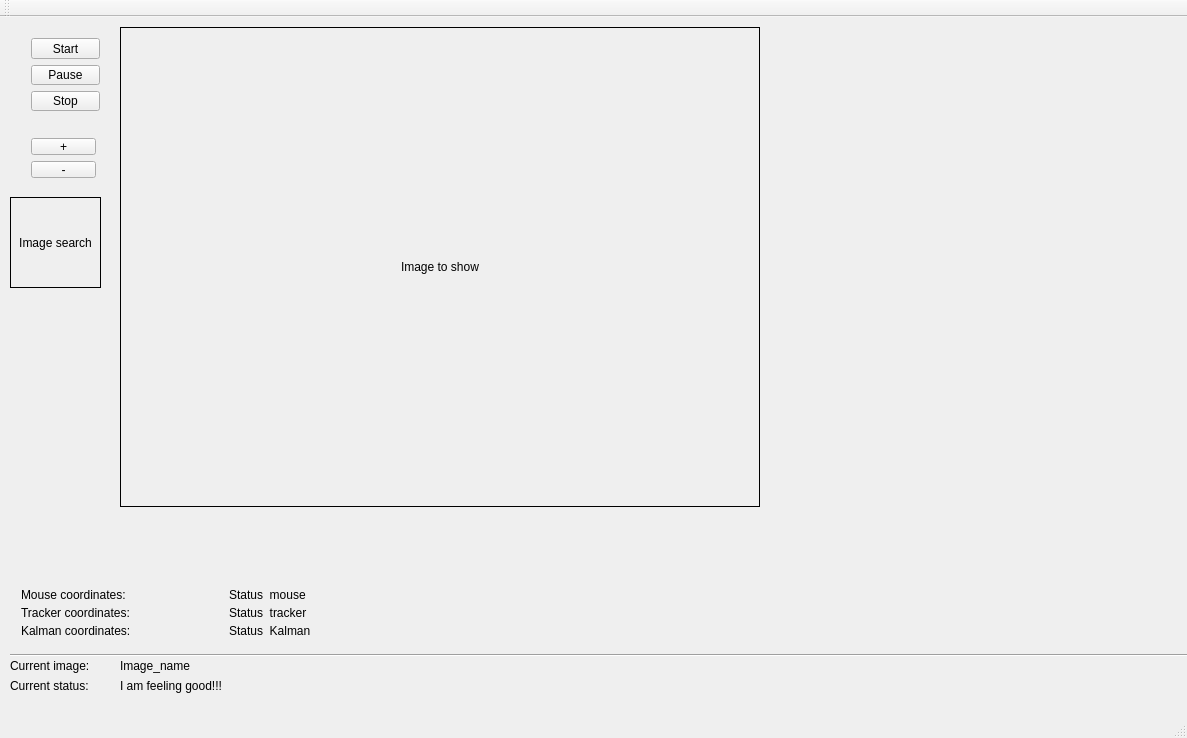
Old version of the form demos/tracker_and_kalman/qt/mainwindow.ui in the repository tachidok/CVFramework.
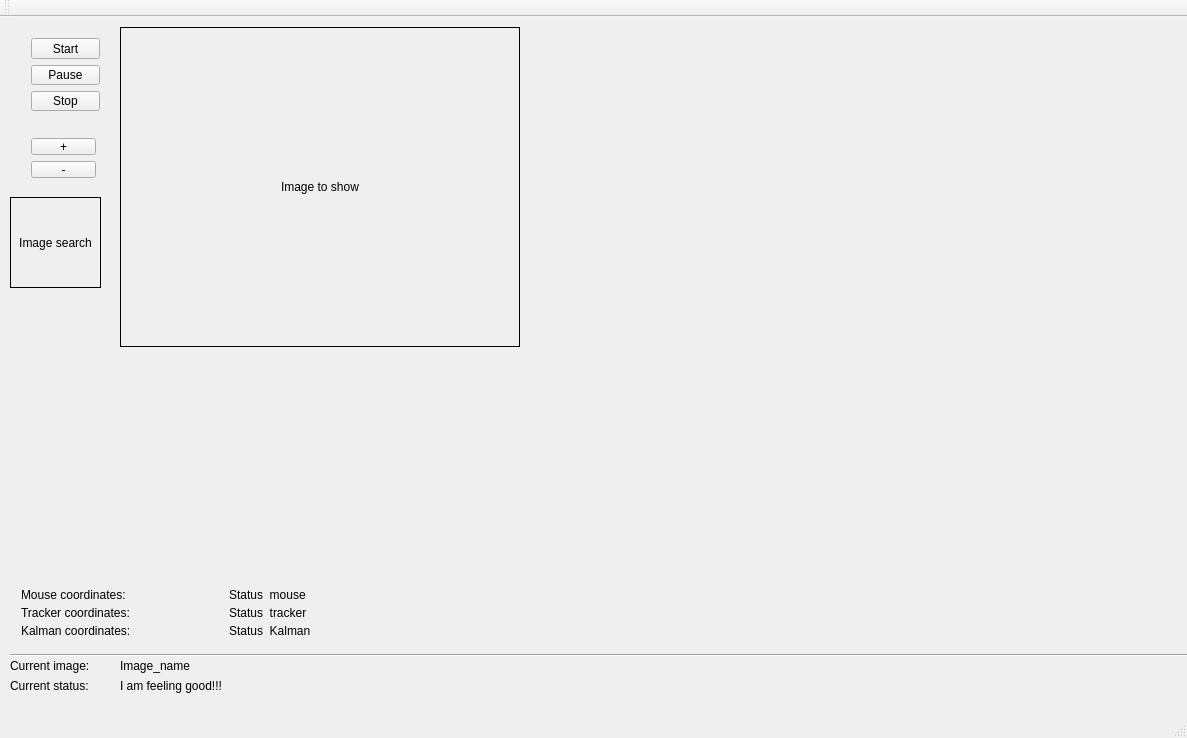
New version of the form. Custom widgets are drawn as their Qt base class.

Commit message: -- Tracking from screen capture -- There is still an issue when capturing the screen when workspaces are changed. -- Threads should be put outside the class since when the class is destroyed, the thread is destroyed as well and "a memory leak" seems to happen.

```diff
--- a/demos/tracker_and_kalman/qt/mainwindow.ui
+++ b/demos/tracker_and_kalman/qt/mainwindow.ui
@@ -19,8 +19,8 @@
      <rect>
       <x>120</x>
       <y>10</y>
-      <width>640</width>
-      <height>480</height>
+      <width>400</width>
+      <height>320</height>
      </rect>
     </property>
     <property name="mouseTracking">
@@ -256,7 +256,7 @@
      <string>Current status:</string>
     </property>
    </widget>
-   <widget class="QWidget" name="">
+   <widget class="QWidget" name="layoutWidget">
     <property name="geometry">
      <rect>
       <x>452</x>
```
Left out of the diff: 3 changed lines with no effect on the pictures. The commit also changes 12 other files.
